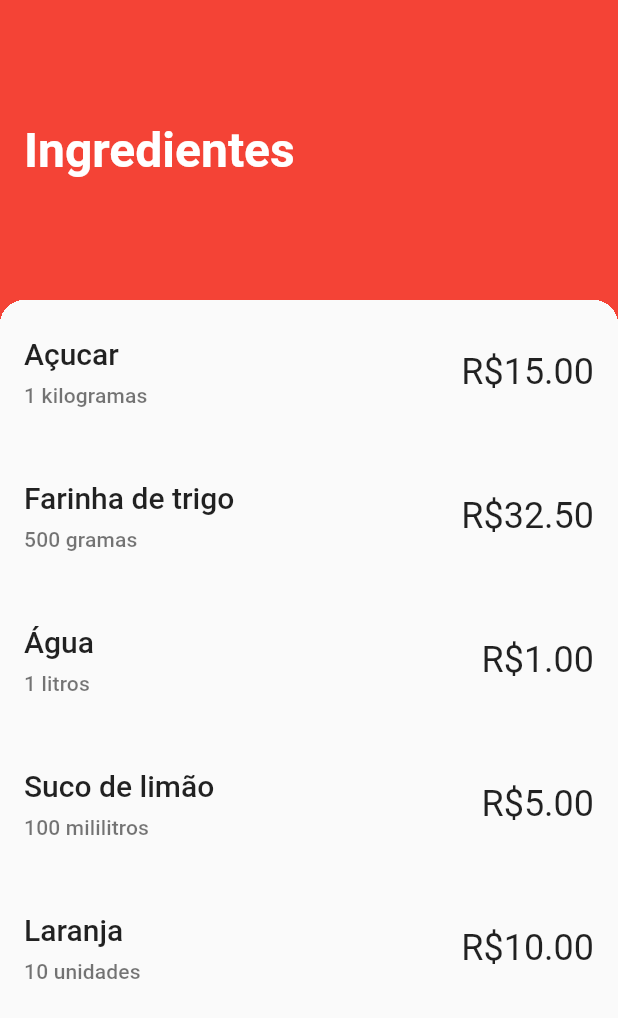
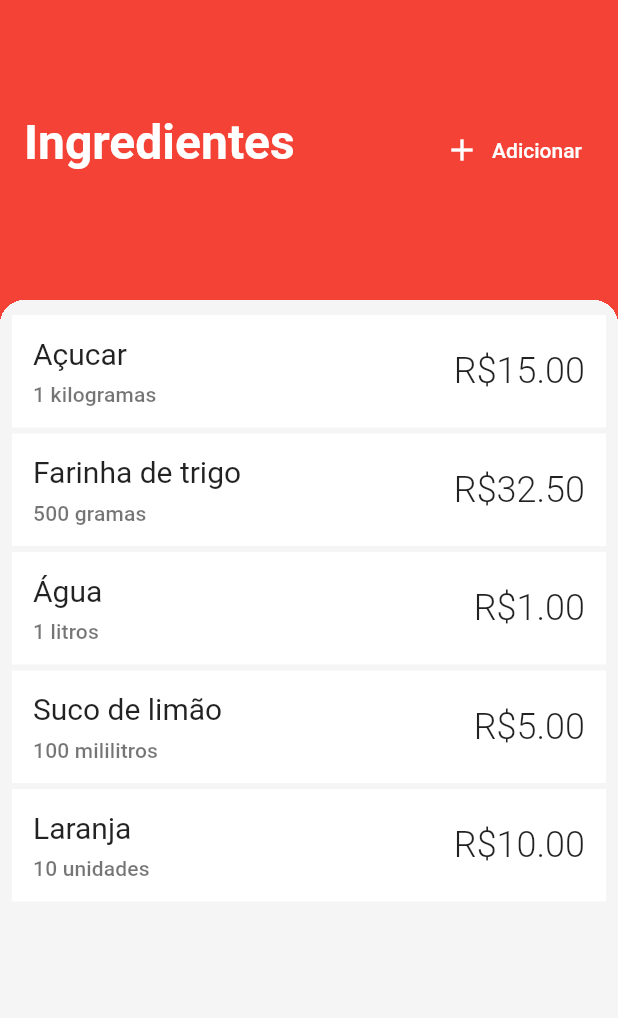
Before and after one commit to gustavo-hillesheim/kitchen_helper, a Flutter app: the screen it shows after launch, after a tap on "Ingredientes", on a phone screen of 412 x 824 dp. Shown: the top 1018 px of the screen. Run offline on Flutter 3.47's test engine with Material 2 defaults, Android fonts, the phone set to English and light mode, and no system bars; our stand-ins replace equatable, flutter_modular, fpdart, sqflite, synchronized; accounts and stored records are empty; generated files the repository leaves out were written again.

Commit message:
Refactor and improvements of ingredient list screen

```diff
--- a/lib/app_widget.dart
+++ b/lib/app_widget.dart
@@ -10,6 +10,12 @@ class AppWidget extends StatelessWidget {
       colorScheme: ColorScheme.fromSwatch(
         primarySwatch: Colors.red,
       ),
+      scaffoldBackgroundColor: Colors.grey.shade100,
+      textTheme: const TextTheme(
+        subtitle2: TextStyle(color: Colors.black54),
+        headline5: TextStyle(color: Colors.black87),
+        headline6: TextStyle(color: Colors.black87),
+      ),
     );
     return MaterialApp(
       title: 'Kitchen Helper',
--- a/lib/domain/models/measurement_unit.dart
+++ b/lib/domain/models/measurement_unit.dart
@@ -1 +1,18 @@
 enum MeasurementUnit { kilograms, grams, liters, milliliters, units }
+
+extension MeasurementUnitExtension on MeasurementUnit {
+  String get label {
+    switch (this) {
+      case MeasurementUnit.kilograms:
+        return 'kilogramas';
+      case MeasurementUnit.grams:
+        return 'gramas';
+      case MeasurementUnit.liters:
+        return 'litros';
+      case MeasurementUnit.milliliters:
+        return 'mililitros';
+      case MeasurementUnit.units:
+        return 'unidades';
+    }
+  }
+}
--- a/lib/presenter/screens/ingredients_list/ingredients_list_screen.dart
+++ b/lib/presenter/screens/ingredients_list/ingredients_list_screen.dart
@@ -2,6 +2,8 @@ import 'package:flutter/material.dart';
 import 'package:kitchen_helper/domain/models/ingredient.dart';
 import 'package:kitchen_helper/domain/models/measurement_unit.dart';
 import 'package:kitchen_helper/presenter/screens/ingredients_list/widgets/ingredient_list_tile.dart';
+import 'package:kitchen_helper/presenter/widgets/bottom_card.dart';
+import 'package:kitchen_helper/presenter/widgets/sliver_screen_bar.dart';
 
 final ingredients = [
   Ingredient(
@@ -45,36 +47,11 @@ class IngredientsListScreen extends StatelessWidget {
       body: NestedScrollView(
         floatHeaderSlivers: false,
         headerSliverBuilder: (context, __) => [
-          const SliverAppBar(
-            floating: true,
-            automaticallyImplyLeading: false,
-            collapsedHeight: 75,
-            expandedHeight: 200,
-            titleSpacing: 0,
-            flexibleSpace: Padding(
-              padding: EdgeInsets.all(16),
-              child: Align(
-                alignment: Alignment.centerLeft,
-                child: Text(
-                  'Ingredientes',
-                  style: TextStyle(
-                    color: Colors.white,
-                    fontWeight: FontWeight.bold,
-                    fontSize: 32,
-                  ),
-                ),
-              ),
-            ),
-          ),
+          const SliverScreenBar(title: 'Ingredientes'),
         ],
-        body: Container(
-          color: Theme.of(context).colorScheme.primary,
-          child: ClipRRect(
-            clipBehavior: Clip.hardEdge,
-            borderRadius: const BorderRadius.vertical(top: Radius.circular(16)),
-            child: Container(
-              color: Theme.of(context).scaffoldBackgroundColor,
+        body: BottomCard(
           child: ListView.builder(
+            padding: const EdgeInsets.symmetric(vertical: 8),
             itemCount: ingredients.length,
             itemBuilder: (_, index) {
               final ingredient = ingredients[index];
@@ -83,8 +60,6 @@ class IngredientsListScreen extends StatelessWidget {
           ),
         ),
       ),
-        ),
-      ),
     );
   }
 }
--- a/lib/presenter/screens/ingredients_list/widgets/ingredient_list_tile.dart
+++ b/lib/presenter/screens/ingredients_list/widgets/ingredient_list_tile.dart
@@ -1,7 +1,8 @@
 import 'package:flutter/material.dart';
-import 'package:kitchen_helper/domain/models/measurement_unit.dart';
+import 'package:kitchen_helper/presenter/utils/formatter.dart';
 
 import '../../../../domain/models/ingredient.dart';
+import '../../../../domain/models/measurement_unit.dart';
 
 class IngredientListTile extends StatelessWidget {
   final Ingredient ingredient;
@@ -13,78 +14,55 @@ class IngredientListTile extends StatelessWidget {
 
   @override
   Widget build(BuildContext context) {
+    final textTheme = Theme.of(context).textTheme;
+    final nameText = Text(
+      ingredient.name,
+      style: textTheme.headline6!.copyWith(
+        fontWeight: FontWeight.w400,
+      ),
+    );
+    final quantityText = Text(
+      '${Formatter.simple(ingredient.quantity)} '
+      '${ingredient.measurementUnit.label}',
+      style: textTheme.subtitle2,
+    );
+    final priceText = Text(
+      Formatter.price(ingredient.price),
+      style: textTheme.headline5!.copyWith(
+        fontWeight: FontWeight.w300,
+      ),
+    );
+    final ingredientInfo = Row(
+      children: [
+        Column(
+          mainAxisAlignment: MainAxisAlignment.center,
+          crossAxisAlignment: CrossAxisAlignment.start,
+          children: [
+            nameText,
+            const SizedBox(height: 8),
+            quantityText,
+          ],
+        ),
+        const Spacer(),
+        priceText,
+      ],
+    );
+
     return Container(
-      margin: const EdgeInsets.all(8),
-      height: 80,
+      margin: const EdgeInsets.symmetric(vertical: 2, horizontal: 8),
       width: double.infinity,
+      color: Colors.white,
       child: Material(
         color: Colors.transparent,
         child: InkWell(
-          borderRadius: BorderRadius.circular(8),
+          borderRadius: BorderRadius.circular(4),
           onTap: () {},
           child: Padding(
-            padding: const EdgeInsets.all(8),
-            child: Row(
-              children: [
-                Column(
-                  mainAxisAlignment: MainAxisAlignment.center,
-                  crossAxisAlignment: CrossAxisAlignment.start,
-                  children: [
-                    Text(
-                      ingredient.name,
-                      style: Theme.of(context).textTheme.headline6,
-                    ),
-                    const SizedBox(height: 8),
-                    Text(
-                      '${formatQuantity(ingredient.quantity)} '
-                      '${measurementUnitLabel(ingredient.measurementUnit)}',
-                      style: Theme.of(context).textTheme.subtitle2!.copyWith(
-                            color: Colors.black54,
-                          ),
-                    ),
-                  ],
-                ),
-                const Spacer(),
-                Text(
-                  formatPrice(ingredient.price),
-                  style: Theme.of(context)
-                      .textTheme
-                      .headline5!
-                      .copyWith(color: Colors.black87),
-                ),
-              ],
-            ),
+            padding: const EdgeInsets.all(14),
+            child: ingredientInfo,
           ),
         ),
       ),
     );
   }
 }
-
-String formatPrice(double price) {
-  return 'R\$${price.toStringAsFixed(2)}';
-}
-
-String formatQuantity(double quantity) {
-  var quantityStr = quantity.toString();
-  while (quantityStr.contains('.') &&
-      (quantityStr.endsWith('0') || quantityStr.endsWith('.'))) {
-    quantityStr = quantityStr.substring(0, quantityStr.length - 1);
-  }
-  return quantityStr;
-}
-
-String measurementUnitLabel(MeasurementUnit measurementUnit) {
-  switch (measurementUnit) {
-    case MeasurementUnit.grams:
-      return 'gramas';
-    case MeasurementUnit.kilograms:
-      return 'kilogramas';
-    case MeasurementUnit.liters:
-      return 'litros';
-    case MeasurementUnit.milliliters:
-      return 'mililitros';
-    case MeasurementUnit.units:
-      return 'unidades';
-  }
-}
--- a/lib/presenter/screens/menu/widgets/page_description_tile.dart
+++ b/lib/presenter/screens/menu/widgets/page_description_tile.dart
@@ -57,9 +57,9 @@ class _PageDescriptionTileState extends State<PageDescriptionTile>
         boxShadow: [
           BoxShadow(
             color: Colors.black.withAlpha(50),
-            spreadRadius: 1 * elevation,
-            blurRadius: 2 * elevation,
-            offset: Offset(0, 2 * elevation),
+            spreadRadius: 0.5 * elevation,
+            blurRadius: 1 * elevation,
+            offset: Offset(0, 1 * elevation),
           ),
         ],
       );
@@ -97,7 +97,7 @@ class _PageDescriptionTileState extends State<PageDescriptionTile>
             height: constraints.maxHeight,
             width: constraints.maxHeight,
             child: Padding(
-              padding: const EdgeInsets.fromLTRB(0, 8, 8, 8),
+              padding: const EdgeInsets.fromLTRB(0, 14, 14, 14),
               child: FittedBox(child: Icon(widget.icon)),
             ),
           );
@@ -111,7 +111,7 @@ class _PageDescriptionTileState extends State<PageDescriptionTile>
           Text(
             widget.name,
             style: const TextStyle(
-              fontWeight: FontWeight.bold,
+              fontWeight: FontWeight.w400,
               fontSize: 28,
             ),
           ),
--- /dev/null
+++ b/lib/presenter/utils/formatter.dart
@@ -0,0 +1,14 @@
+class Formatter {
+  static String price(double price) {
+    return 'R\$${price.toStringAsFixed(2)}';
+  }
+
+  static String simple(double number) {
+    var numStr = number.toString();
+    while (numStr.contains('.') &&
+        (numStr.endsWith('0') || numStr.endsWith('.'))) {
+      numStr = numStr.substring(0, numStr.length - 1);
+    }
+    return numStr;
+  }
+}
--- /dev/null
+++ b/lib/presenter/widgets/bottom_card.dart
@@ -0,0 +1,22 @@
+import 'package:flutter/material.dart';
+
+class BottomCard extends StatelessWidget {
+  final Widget child;
+
+  const BottomCard({Key? key, required this.child}) : super(key: key);
+
+  @override
+  Widget build(BuildContext context) {
+    return Container(
+      color: Theme.of(context).colorScheme.primary,
+      child: ClipRRect(
+        clipBehavior: Clip.hardEdge,
+        borderRadius: const BorderRadius.vertical(top: Radius.circular(16)),
+        child: Container(
+          color: Theme.of(context).scaffoldBackgroundColor,
+          child: child,
+        ),
+      ),
+    );
+  }
+}
--- /dev/null
+++ b/lib/presenter/widgets/sliver_screen_bar.dart
@@ -0,0 +1,49 @@
+import 'package:flutter/material.dart';
+
+class SliverScreenBar extends StatelessWidget {
+  final String title;
+
+  const SliverScreenBar({Key? key, required this.title}) : super(key: key);
+
+  @override
+  Widget build(BuildContext context) {
+    return SliverAppBar(
+      floating: true,
+      automaticallyImplyLeading: false,
+      collapsedHeight: 75,
+      expandedHeight: 200,
+      titleSpacing: 0,
+      flexibleSpace: LayoutBuilder(builder: (context, constraints) {
+        return Padding(
+          padding: const EdgeInsets.all(16),
+          child: Center(
+            child: Row(
+              crossAxisAlignment: CrossAxisAlignment.start,
+              children: [
+                Text(
+                  title,
+                  style: const TextStyle(
+                    color: Colors.white,
+                    fontWeight: FontWeight.bold,
+                    fontSize: 32,
+                  ),
+                ),
+                const Spacer(),
+                TextButton.icon(
+                  onPressed: () {},
+                  icon: Icon(Icons.add),
+                  label: Text('Adicionar'),
+                  style: ButtonStyle(
+                    foregroundColor: MaterialStateProperty.all(Colors.white),
+                    overlayColor: MaterialStateProperty.all(
+                        Colors.white.withOpacity(0.1)),
+                  ),
+                ),
+              ],
+            ),
+          ),
+        );
+      }),
+    );
+  }
+}
```
Also changed, not shown: 1 other file. Lines whose indentation alone changed are shown as unchanged.
